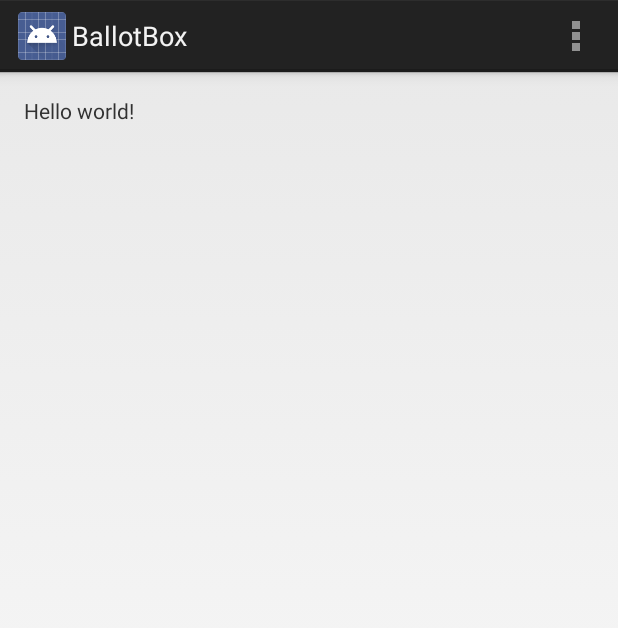
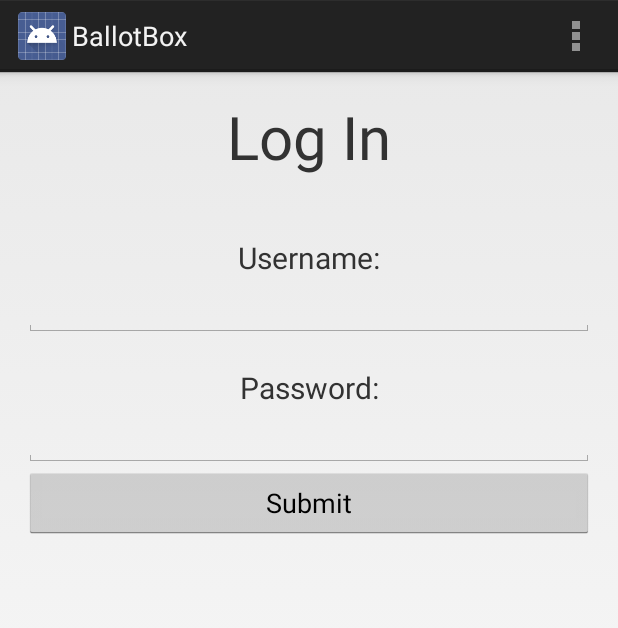
Before and after one commit to XenosInAHat/ballotbox, an Android app: the screen it shows after launch (MainActivity), on a phone screen of 412 x 824 dp. Shown: the top 628 px of the screen. Run offline under Robolectric (Android 15) with nearby library versions, the phone set to English and light mode, and no system bars.

Commit message:
Log in page created

```diff
--- a/ballot_box_android/BallotBox/app/src/main/res/layout/fragment_main.xml
+++ b/ballot_box_android/BallotBox/app/src/main/res/layout/fragment_main.xml
@@ -8,9 +8,58 @@
     android:paddingBottom="@dimen/activity_vertical_margin"
     tools:context=".MainActivity$PlaceholderFragment">
 
-    <TextView
+    <!--<TextView
         android:text="@string/hello_world"
         android:layout_width="wrap_content"
-        android:layout_height="wrap_content" />
+        android:layout_height="wrap_content" />-->
+
+    <LinearLayout
+        android:layout_width="match_parent"
+        android:layout_height="wrap_content"
+        android:orientation="vertical">
+
+        <TextView
+            android:layout_width="match_parent"
+            android:layout_height="match_parent"
+            android:gravity="center"
+            android:text="@string/login"
+            android:textSize="40sp"
+            android:layout_marginBottom="40sp"
+        />
+
+        <TextView
+            android:layout_width="match_parent"
+            android:layout_height="match_parent"
+            android:gravity="center"
+            android:text="@string/username"
+            android:textSize="20sp"
+        />
+
+        <EditText
+            android:layout_width="match_parent"
+            android:layout_height="match_parent"
+            android:gravity="center"
+            android:layout_marginBottom="20sp"/>
+
+        <TextView
+            android:layout_width="match_parent"
+            android:layout_height="match_parent"
+            android:gravity="center"
+            android:text="@string/password"
+            android:textSize="20sp"
+        />
+
+        <EditText
+            android:layout_width="match_parent"
+            android:layout_height="match_parent"
+            android:gravity="center"
+            android:inputType="textPassword"/>
+
+        <Button
+            android:layout_width="match_parent"
+            android:layout_height="match_parent"
+            android:text="@string/submit"/>
+
+    </LinearLayout>
 
 </RelativeLayout>
--- a/ballot_box_android/BallotBox/app/src/main/res/values/strings.xml
+++ b/ballot_box_android/BallotBox/app/src/main/res/values/strings.xml
@@ -4,5 +4,10 @@
     <string name="app_name">BallotBox</string>
     <string name="hello_world">Hello world!</string>
     <string name="action_settings">Settings</string>
+    <string name="login">Log In</string>
+    <string name="username">Username:</string>
+    <string name="password">Password:</string>
+    <string name="submit">Submit</string>
+
 
 </resources>
```
